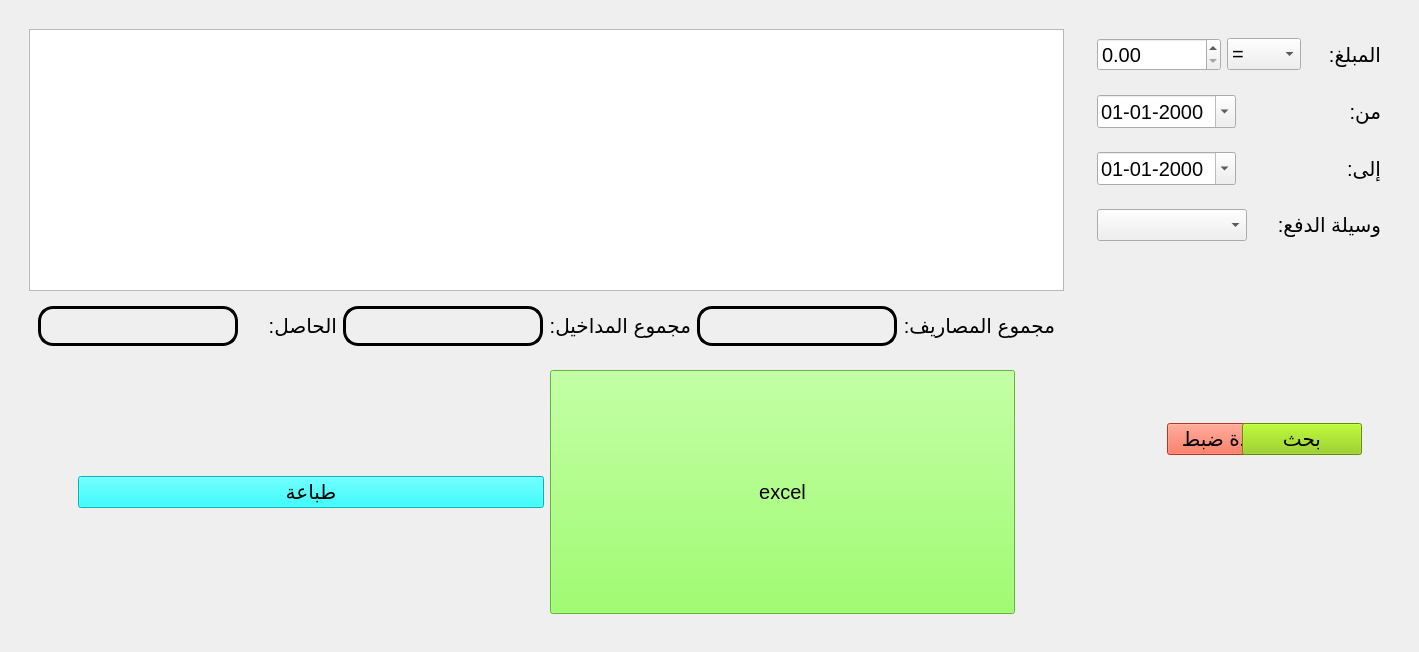
This is app/ui/finance/solde.ui in yahiab05/student-managment-v2.0 as Qt 5 draws it before an edit. The edited form follows.
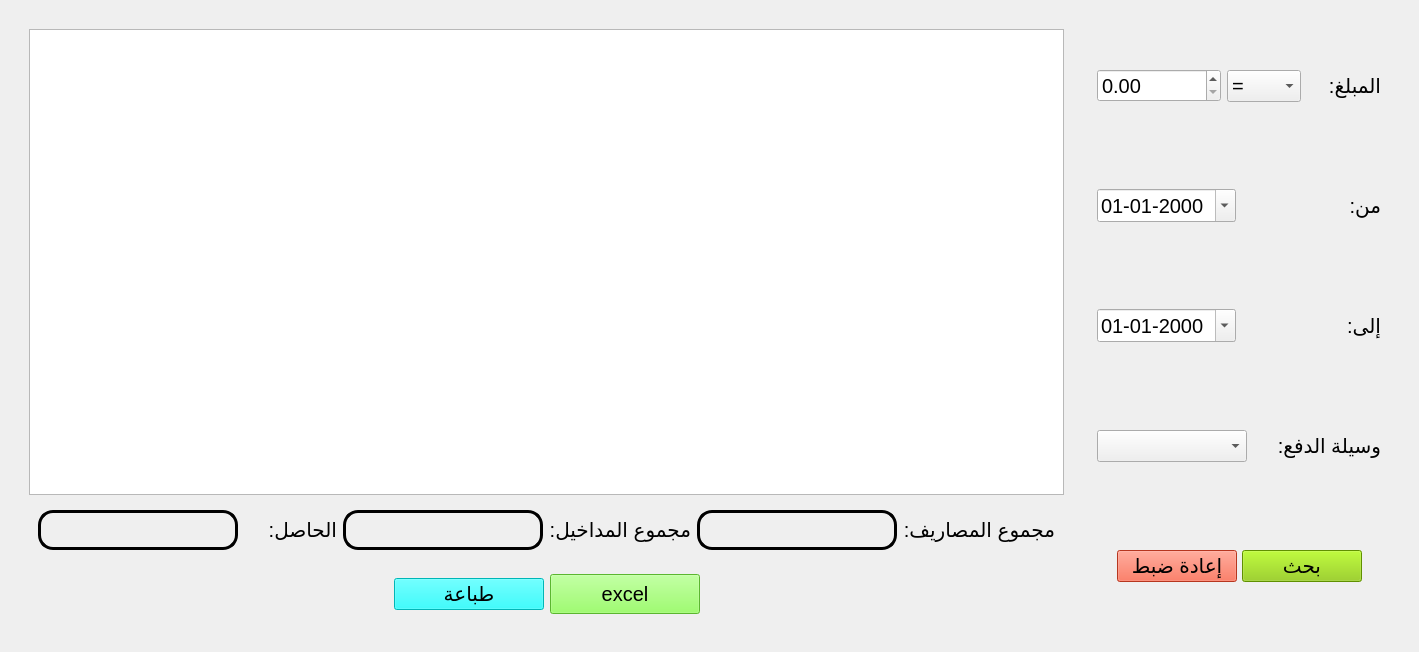
This is the edited form.

```diff
--- a/app/ui/finance/solde.ui
+++ b/app/ui/finance/solde.ui
@@ -238,10 +238,13 @@
            <layout class="QHBoxLayout" name="horizontalLayout_5">
             <item>
              <spacer name="horizontalSpacer">
+              <property name="orientation">
+               <enum>Qt::Horizontal</enum>
+              </property>
               <property name="sizeHint" stdset="0">
                <size>
-                <width>40</width>
-                <height>20</height>
+                <width>20</width>
+                <height>40</height>
                </size>
               </property>
              </spacer>
@@ -302,10 +305,13 @@
             </item>
             <item>
              <spacer name="horizontalSpacer_3">
+              <property name="orientation">
+               <enum>Qt::Horizontal</enum>
+              </property>
               <property name="sizeHint" stdset="0">
                <size>
-                <width>40</width>
-                <height>20</height>
+                <width>20</width>
+                <height>40</height>
                </size>
               </property>
              </spacer>
@@ -544,9 +550,15 @@
            <layout class="QHBoxLayout" name="horizontalLayout_24">
             <item>
              <spacer name="horizontalSpacer_19">
+              <property name="orientation">
+               <enum>Qt::Horizontal</enum>
+              </property>
+              <property name="sizeType">
+               <enum>QSizePolicy::Fixed</enum>
+              </property>
               <property name="sizeHint" stdset="0">
                <size>
-                <width>318</width>
+                <width>20</width>
                 <height>20</height>
                </size>
               </property>
@@ -603,9 +615,15 @@
             </item>
             <item>
              <spacer name="horizontalSpacer_20">
+              <property name="orientation">
+               <enum>Qt::Horizontal</enum>
+              </property>
+              <property name="sizeType">
+               <enum>QSizePolicy::Fixed</enum>
+              </property>
               <property name="sizeHint" stdset="0">
                <size>
-                <width>317</width>
+                <width>20</width>
                 <height>20</height>
                </size>
               </property>
```
